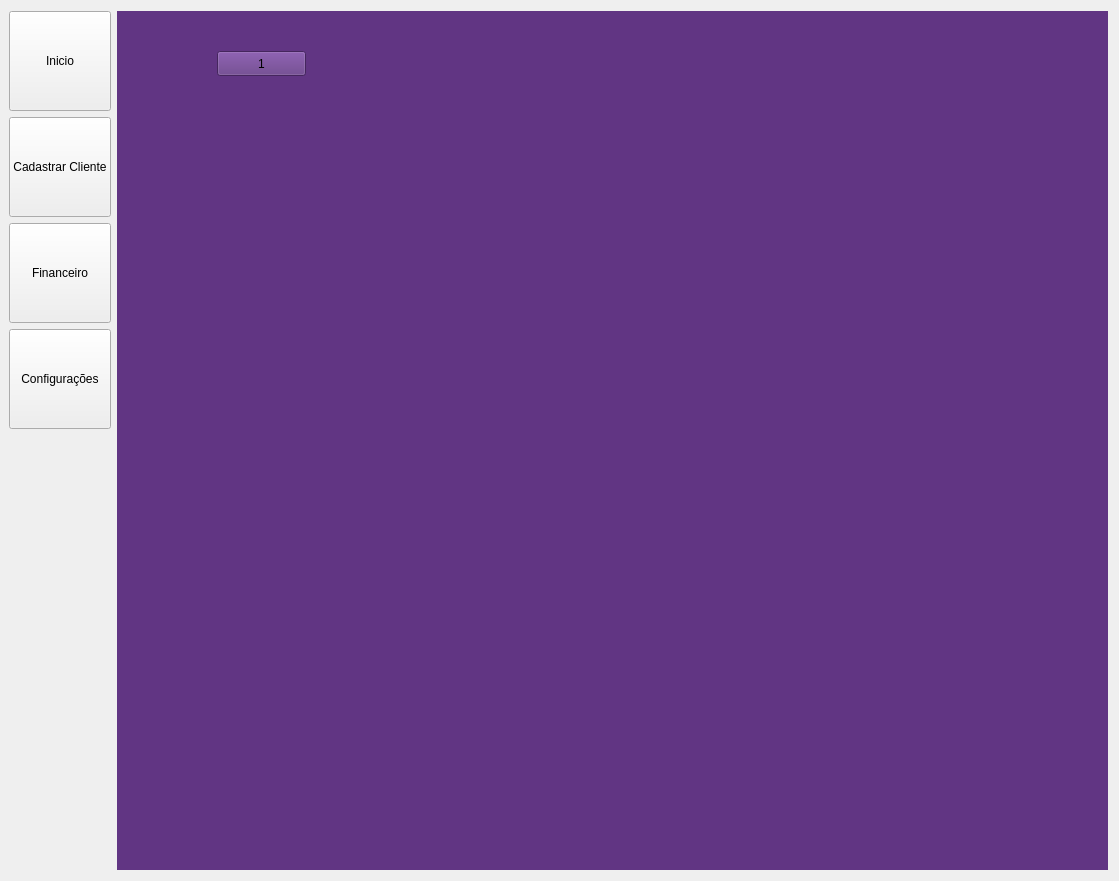
First picture: the form in ui_interface/principal.ui, repository Josemarcio15/sistema_academia, before the edit.
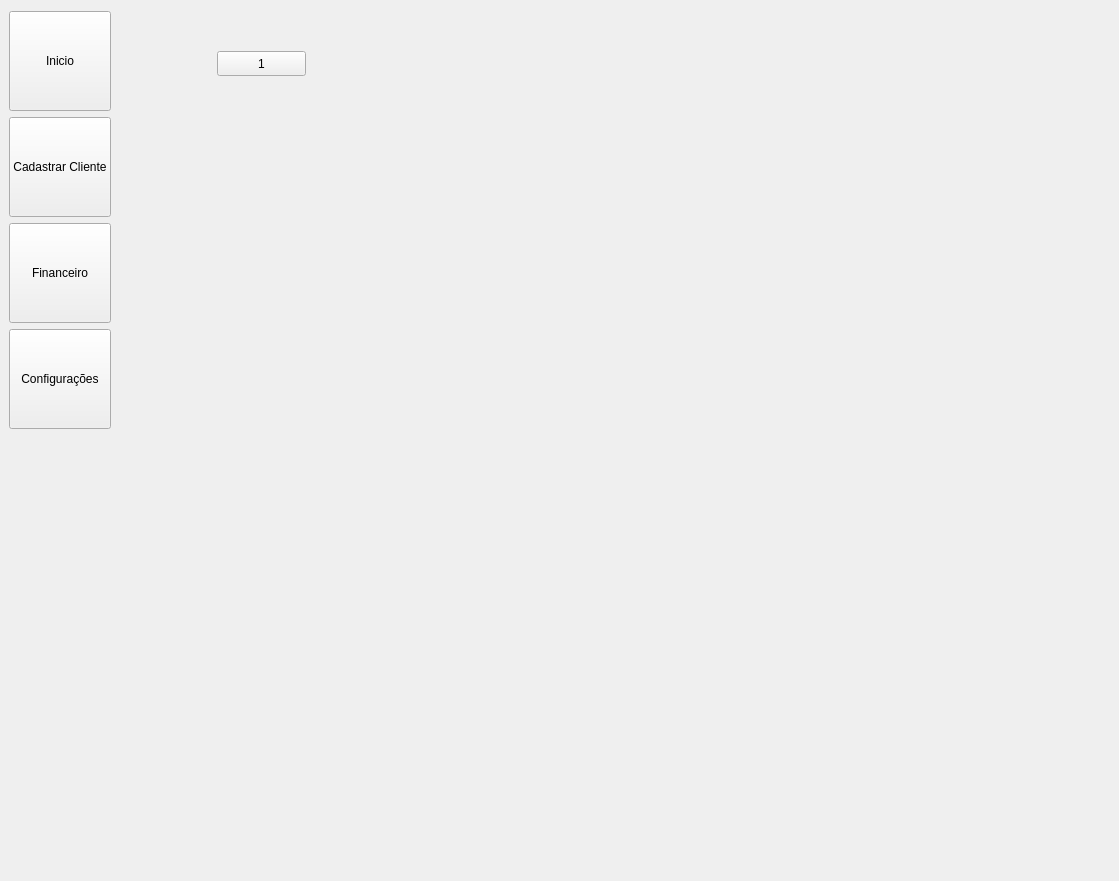
Second picture: the form after the edit.

Commit message: autalizando interface

```diff
--- a/ui_interface/principal.ui
+++ b/ui_interface/principal.ui
@@ -165,9 +165,6 @@
    </item>
    <item row="0" column="1" rowspan="5">
     <widget class="QStackedWidget" name="stacked_principal">
-     <property name="styleSheet">
-      <string notr="true">background-color: rgb(97, 53, 131);</string>
-     </property>
      <property name="currentIndex">
       <number>0</number>
      </property>
```
The commit also changes 3 other files.
